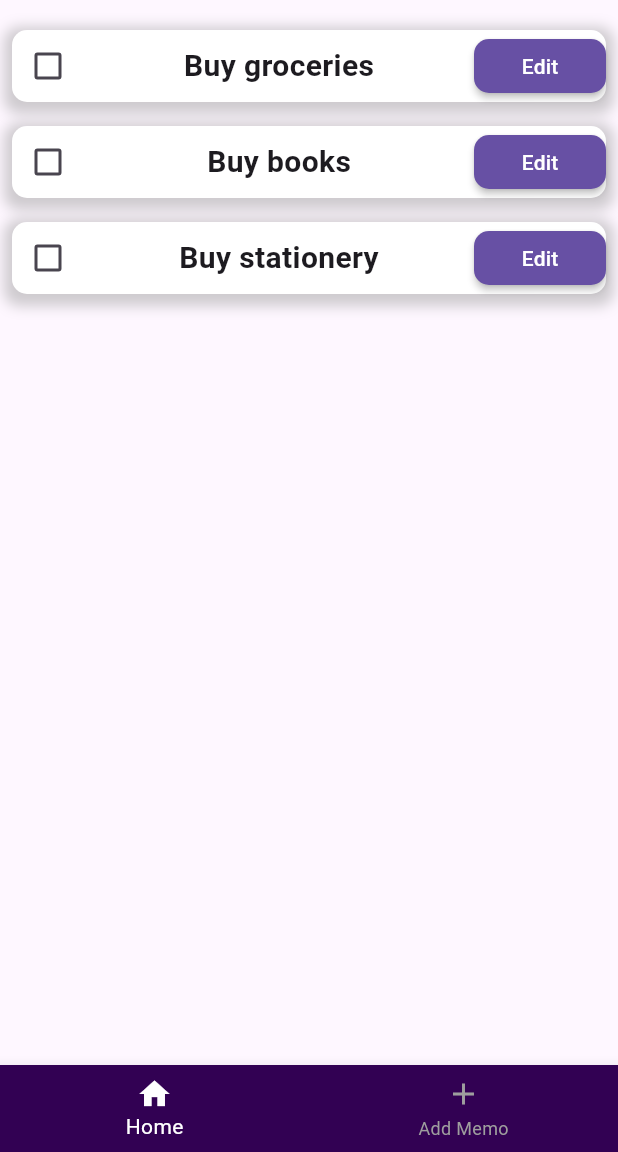
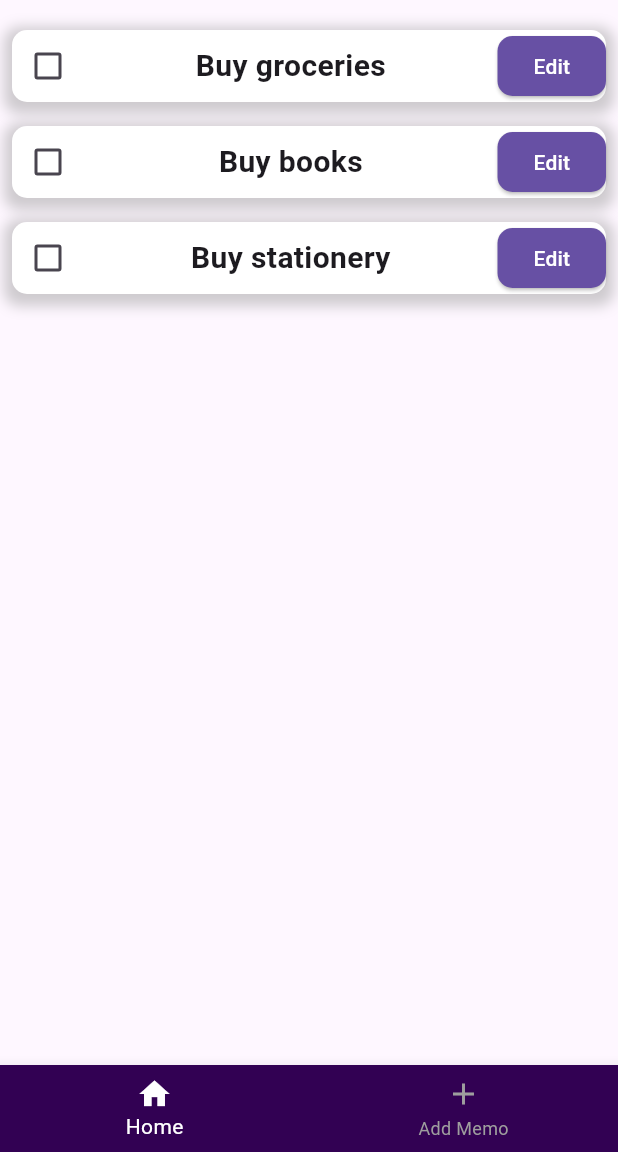
Before and after one commit to TeoDevGerman/Elephant, a Flutter app: the screen it shows after launch, on a phone screen of 412 x 824 dp, the part 84-1236 px from its top. Run offline on Flutter 3.47's test engine with Material 3 defaults, Android fonts, the phone set to English and light mode, and no system bars; our stand-ins replace hive_flutter; accounts and stored records are empty.

Commit message:
feat: change custom button style

```diff
--- a/todoapp/lib/utils/button.dart
+++ b/todoapp/lib/utils/button.dart
@@ -10,12 +10,14 @@ class CustomButton extends StatelessWidget {
 
   @override
   Widget build(BuildContext context) {
-    return MaterialButton(
+    return ElevatedButton(
       onPressed: onPressed,
-      color: Theme.of(context).primaryColor,
-      textColor: Colors.white,
-      shape: RoundedRectangleBorder(
-        borderRadius: BorderRadius.circular(10),
+      style: ElevatedButton.styleFrom(
+        foregroundColor: Theme.of(context).colorScheme.onPrimary,
+        backgroundColor: Theme.of(context).colorScheme.primary,
+        shape: RoundedRectangleBorder(
+          borderRadius: BorderRadius.circular(10),
+        ),
       ),
       child: Text(name),
     );
```
